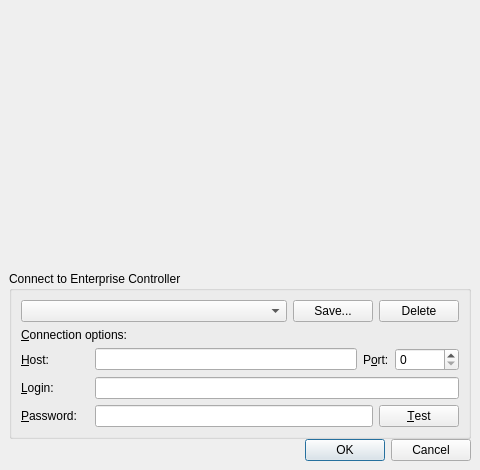
The window that client/src/ui/dialogs/login_dialog.ui (networkoptix/nx_open) describes before a commit, drawn with Qt 5.
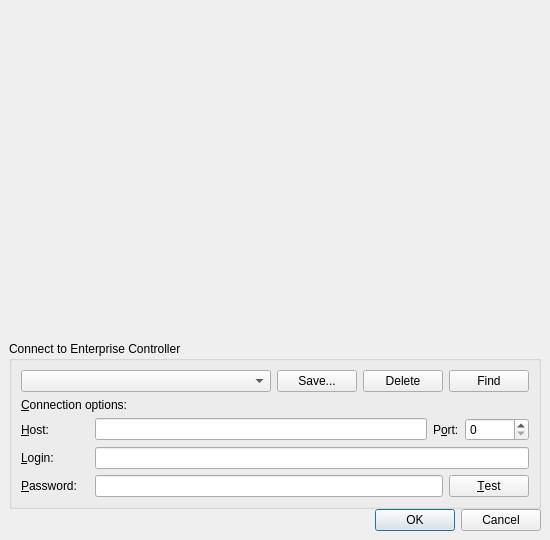
The same window after the commit.

Commit message:
Added enterprise controller auto-detection to client login dialog
<==== Mercurial data ====>
Branch: master

The edit to the form file:
```diff
--- a/client/src/ui/dialogs/login_dialog.ui
+++ b/client/src/ui/dialogs/login_dialog.ui
@@ -6,8 +6,8 @@
    <rect>
     <x>0</x>
     <y>0</y>
-    <width>480</width>
-    <height>470</height>
+    <width>550</width>
+    <height>540</height>
    </rect>
   </property>
   <property name="windowTitle">
@@ -88,6 +88,13 @@
             </property>
            </widget>
           </item>
+          <item>
+           <widget class="QPushButton" name="selectEntCtrlButton">
+            <property name="text">
+             <string>Find</string>
+            </property>
+           </widget>
+          </item>
          </layout>
         </item>
         <item>
```
The commit also changes 4 other files.
